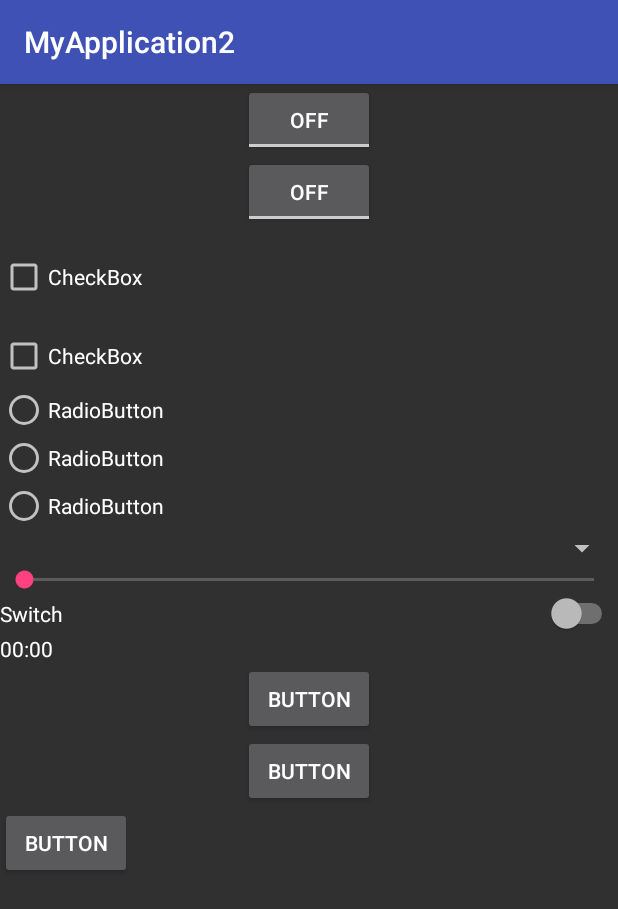
After one commit to SyrtisGecko/Android_zad1, an Android app: the WidgetsActivity screen opened directly, with no data from a screen before it, on a phone screen of 412 x 824 dp. The commit adds this screen. Shown: the top 909 px of the screen. Run offline under Robolectric (Android 15) with nearby library versions, the phone set to English and light mode, and no system bars.

Commit message:
Added WidgetsActivity and button to launch it

```diff
--- a/app/src/main/AndroidManifest.xml
+++ b/app/src/main/AndroidManifest.xml
@@ -33,7 +33,8 @@
         <activity android:name=".Main6Activity_withFrameLayout" />
         <activity android:name=".RouletteGameActivity" />
         <activity android:name=".BetSelectionActivity" />
-        <activity android:name=".PracticingActivity"></activity>
+        <activity android:name=".PracticingActivity" />
+        <activity android:name=".WidgetsActivity"></activity>
     </application>
 
 </manifest>
--- a/app/src/main/java/com/example/przemek/hsport/myapplication2/PracticingActivity.java
+++ b/app/src/main/java/com/example/przemek/hsport/myapplication2/PracticingActivity.java
@@ -72,4 +72,9 @@ public class PracticingActivity extends AppCompatActivity {
             }
         }
     }
+
+    public void checkWidgets(View view) {
+        final Intent intent = new Intent(this, WidgetsActivity.class);
+        startActivity(intent);
+    }
 }
--- /dev/null
+++ b/app/src/main/java/com/example/przemek/hsport/myapplication2/WidgetsActivity.java
@@ -0,0 +1,13 @@
+package com.example.przemek.hsport.myapplication2;
+
+import android.support.v7.app.AppCompatActivity;
+import android.os.Bundle;
+
+public class WidgetsActivity extends AppCompatActivity {
+
+    @Override
+    protected void onCreate(Bundle savedInstanceState) {
+        super.onCreate(savedInstanceState);
+        setContentView(R.layout.activity_widgets);
+    }
+}
--- a/app/src/main/res/layout/activity_practicing.xml
+++ b/app/src/main/res/layout/activity_practicing.xml
@@ -65,10 +65,6 @@
         android:text="Button for FL"
         android:onClick="startSix_FL"/>
 
-    <Space
-        android:layout_width="match_parent"
-        android:layout_height="40px" />
-
     <TextView
         android:id="@+id/textView6"
         android:layout_width="match_parent"
@@ -99,5 +95,12 @@
         android:layout_width="match_parent"
         android:layout_height="40px" />
 
+    <Button
+        android:id="@+id/buttonWidget"
+        android:layout_width="wrap_content"
+        android:layout_height="wrap_content"
+        android:layout_gravity="center_horizontal"
+        android:onClick="checkWidgets"
+        android:text="Widgets" />
 
 </LinearLayout>
--- /dev/null
+++ b/app/src/main/res/layout/activity_widgets.xml
@@ -0,0 +1,97 @@
+<?xml version="1.0" encoding="utf-8"?>
+<LinearLayout xmlns:android="http://schemas.android.com/apk/res/android"
+    xmlns:app="http://schemas.android.com/apk/res-auto"
+    xmlns:tools="http://schemas.android.com/tools"
+    android:layout_width="match_parent"
+    android:layout_height="match_parent"
+    android:orientation="vertical"
+    tools:context="com.example.przemek.hsport.myapplication2.MainActivity"
+    android:weightSum="1">
+
+    <ToggleButton
+        android:id="@+id/toggleButton"
+        android:layout_width="wrap_content"
+        android:layout_height="wrap_content"
+        android:layout_gravity="center_horizontal"
+        android:text="ToggleButton" />
+
+    <ToggleButton
+        android:id="@+id/toggleButton3"
+        android:layout_width="wrap_content"
+        android:layout_height="wrap_content"
+        android:layout_gravity="center_horizontal"
+        android:text="ToggleButton" />
+
+    <CheckBox
+        android:id="@+id/checkBox"
+        android:layout_width="match_parent"
+        android:layout_height="wrap_content"
+        android:text="CheckBox"
+        android:layout_weight="0.12" />
+
+    <CheckBox
+        android:id="@+id/checkBox2"
+        android:layout_width="match_parent"
+        android:layout_height="wrap_content"
+        android:text="CheckBox"
+        android:layout_weight="0.03" />
+
+    <RadioButton
+        android:id="@+id/radioButton"
+        android:layout_width="match_parent"
+        android:layout_height="wrap_content"
+        android:text="RadioButton" />
+
+    <RadioButton
+        android:id="@+id/radioButton2"
+        android:layout_width="match_parent"
+        android:layout_height="wrap_content"
+        android:text="RadioButton" />
+
+    <RadioButton
+        android:id="@+id/radioButton3"
+        android:layout_width="match_parent"
+        android:layout_height="wrap_content"
+        android:text="RadioButton" />
+
+    <Spinner
+        android:id="@+id/spinner"
+        android:layout_width="match_parent"
+        android:layout_height="wrap_content" />
+
+    <SeekBar
+        android:id="@+id/seekBar"
+        android:layout_width="match_parent"
+        android:layout_height="wrap_content" />
+
+    <Switch
+        android:id="@+id/switch1"
+        android:layout_width="match_parent"
+        android:layout_height="wrap_content"
+        android:text="Switch" />
+
+    <Chronometer
+        android:id="@+id/chronometer2"
+        android:layout_width="match_parent"
+        android:layout_height="wrap_content" />
+
+    <Button
+        android:id="@+id/button25"
+        android:layout_width="wrap_content"
+        android:layout_height="wrap_content"
+        android:layout_gravity="center_horizontal"
+        android:text="Button" />
+
+    <Button
+        android:id="@+id/button26"
+        android:layout_width="wrap_content"
+        android:layout_height="wrap_content"
+        android:layout_gravity="center_horizontal"
+        android:text="Button" />
+
+    <Button
+        android:id="@+id/button27"
+        android:layout_width="wrap_content"
+        android:layout_height="wrap_content"
+        android:text="Button" />
+</LinearLayout>
```
